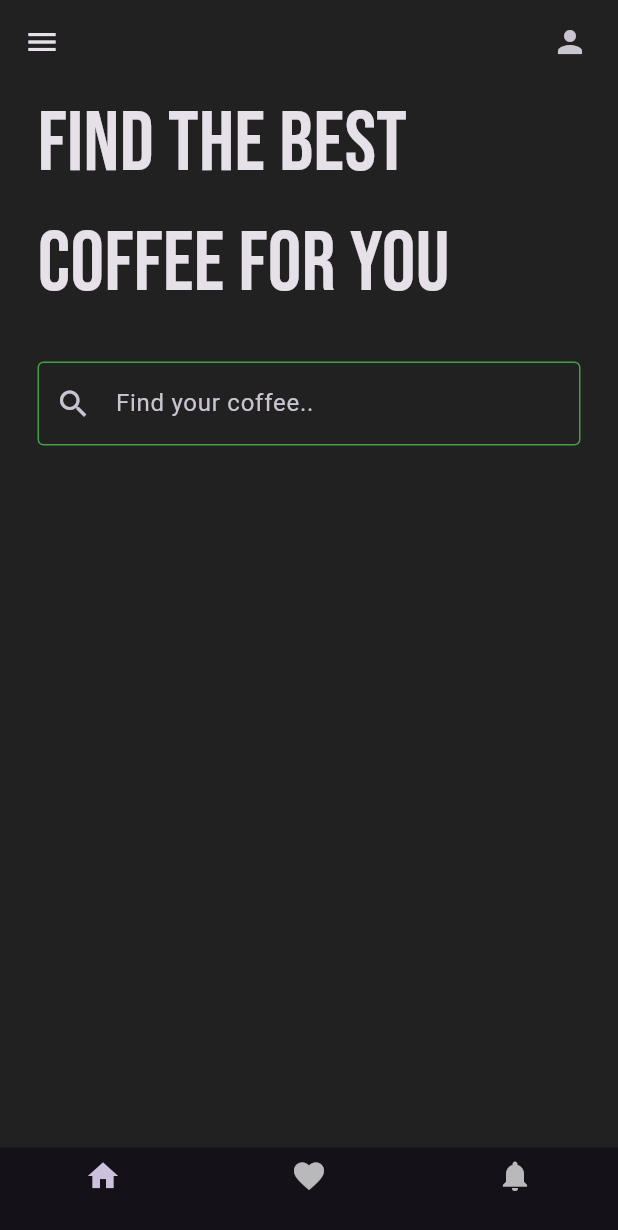
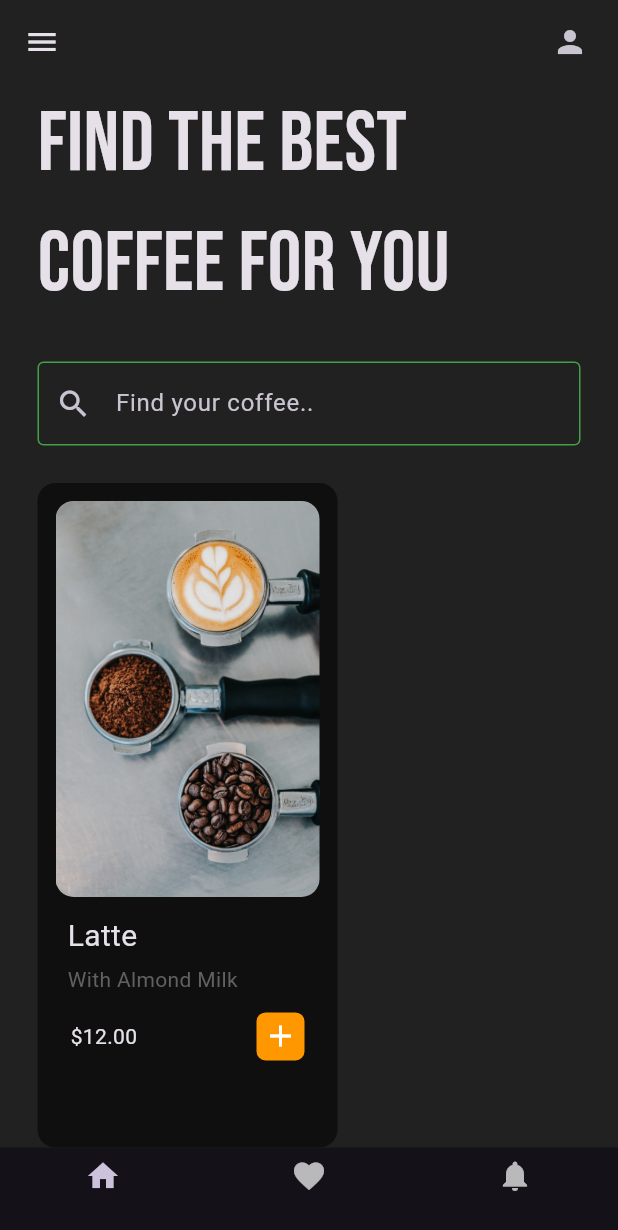
Before and after one commit to avikumar11haz/coffeeapp_ui, a Flutter app: the screen it shows after launch, on a phone screen of 412 x 824 dp. Shown: the top 1230 px of the screen. Run offline on Flutter 3.47's test engine with Material 3 defaults, Android fonts, the phone set to English and light mode, and no system bars; our stand-ins replace google_fonts.

Commit message:
add title , price in coffee tile file

```diff
--- a/lib/pages/home_page.dart
+++ b/lib/pages/home_page.dart
@@ -1,3 +1,4 @@
+import 'package:coffeeapp_ui/util/coffee_tile.dart';
 import 'package:flutter/material.dart';
 import 'package:google_fonts/google_fonts.dart';
 
@@ -68,14 +69,14 @@ class _HomePageState extends State<HomePage> {
               ),
             ),
           ),
-          SizedBox(height: 25,),
+          const SizedBox(height: 25,),
 
           //horizontal listview of coffee tiles
           Expanded(
             child: ListView(
               scrollDirection: Axis.horizontal,
               children: [
-
+                CoffeeTile(),
               ],
             ),
           )
--- a/lib/util/coffee_tile.dart
+++ b/lib/util/coffee_tile.dart
@@ -6,10 +6,62 @@ class CoffeeTile extends StatelessWidget {
   @override
   Widget build(BuildContext context) {
     return Padding(
-      padding: const EdgeInsets.all(8.0),
+      padding: const EdgeInsets.only(left: 25.0),
       child: Container(
+        padding: const EdgeInsets.all(12),
         width: 200,
-        color: Colors.grey,
+        decoration: BoxDecoration(
+          borderRadius: BorderRadius.circular(12),
+          color: Colors.black54,
+        ),
+        child: Column(
+          crossAxisAlignment: CrossAxisAlignment.start,
+          children: [
+            //coffee image
+            ClipRRect(
+              borderRadius: BorderRadius.circular(12),
+              child: Image.asset('lib/images/latte.jpg'),
+            ),
+
+            // coffee name
+            Padding(
+              padding: const EdgeInsets.symmetric(vertical: 12.0, horizontal: 8.0),
+              child: Column(
+                crossAxisAlignment: CrossAxisAlignment.start,
+                children: [
+                  const Text(
+                    "Latte",
+                    style: TextStyle(fontSize: 20),
+                  ),
+                  const SizedBox(height: 4,),
+                  Text(
+                    'With Almond Milk',
+                    style: TextStyle(color: Colors.grey[700]),
+                  )
+                ],
+              ),
+            ),
+
+            //price
+            Padding(
+              padding: const EdgeInsets.symmetric(horizontal: 10.0),
+              child: Row(
+                mainAxisAlignment: MainAxisAlignment.spaceBetween,
+                children: [
+                  const Text('\$12.00'),
+                  Container(
+                    padding: const EdgeInsets.all(4),
+                    decoration: BoxDecoration(
+                      color: Colors.orange,
+                      borderRadius: BorderRadius.circular(6),
+                    ),
+                    child: const Icon(Icons.add),
+                  )
+                ],
+              ),
+            )
+          ],
+        ),
       ),
     );
   }
```
